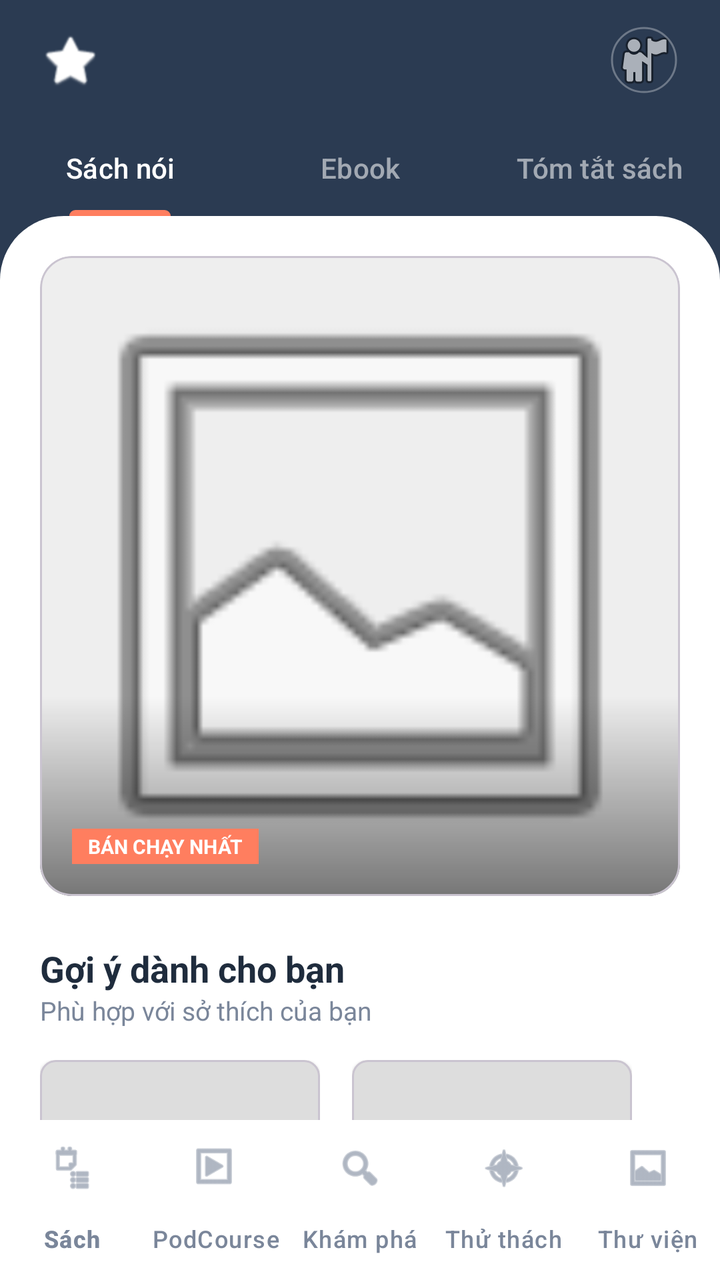
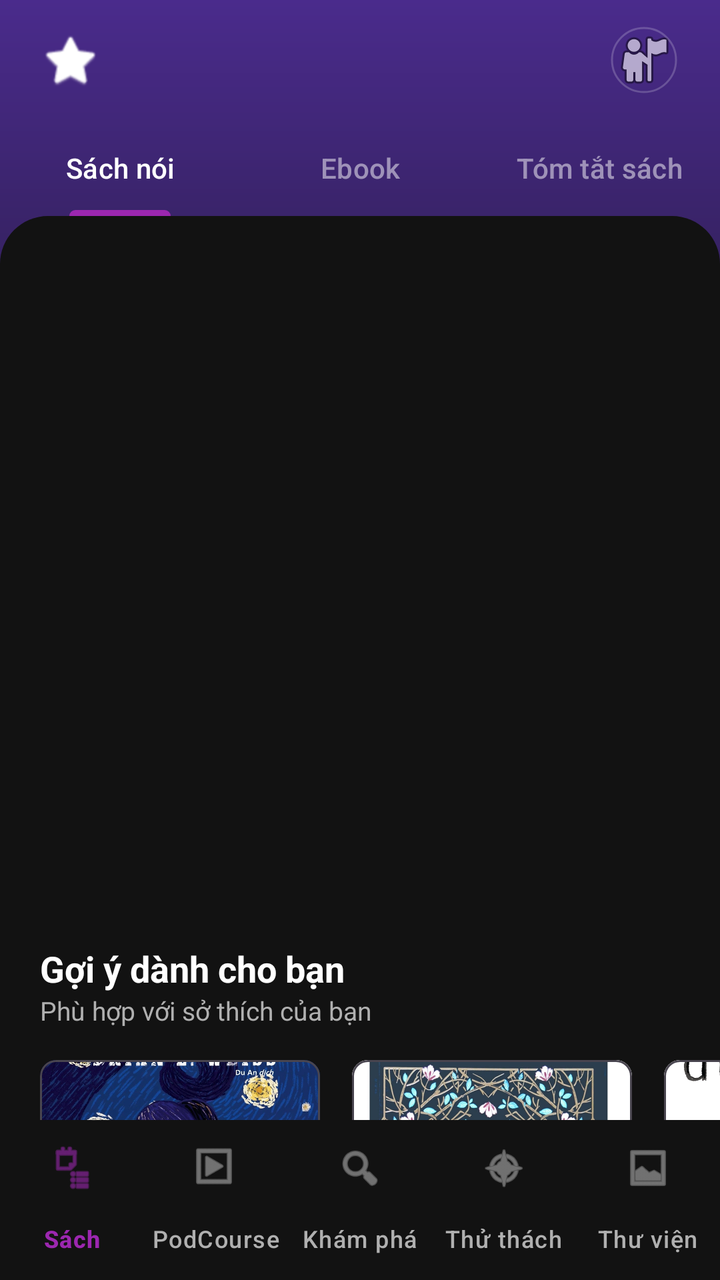

Screens rendered from an Android XML layout before and after an edit, with the pre-edit source and the edit as a unified diff.
<!-- AndroidManifest.xml: application theme Theme.BookReadingApp -->
<!-- res/layout/activity_main.xml -->
<?xml version="1.0" encoding="utf-8"?>
<androidx.coordinatorlayout.widget.CoordinatorLayout xmlns:android="http://schemas.android.com/apk/res/android"
    xmlns:app="http://schemas.android.com/apk/res-auto"
    xmlns:tools="http://schemas.android.com/tools"
    android:id="@+id/main"
    android:layout_width="match_parent"
    android:layout_height="match_parent"
    android:background="@color/brand_navy">

    
    <com.google.android.material.appbar.AppBarLayout
        android:layout_width="match_parent"
        android:layout_height="wrap_content"
        android:background="@android:color/transparent"
        app:elevation="0dp">

        <androidx.constraintlayout.widget.ConstraintLayout
            android:layout_width="match_parent"
            android:layout_height="wrap_content"
            android:paddingHorizontal="20dp"
            android:paddingVertical="12dp">

            <ImageView
                android:id="@+id/logo"
                android:layout_width="80dp"
                android:layout_height="30dp"
                android:scaleType="fitStart"
                android:src="@android:drawable/btn_star_big_on"
                app:layout_constraintBottom_toBottomOf="parent"
                app:layout_constraintStart_toStartOf="parent"
                app:layout_constraintTop_toTopOf="parent"
                app:tint="@color/white" />

            <com.google.android.material.imageview.ShapeableImageView
                android:id="@+id/profile_icon"
                android:layout_width="36dp"
                android:layout_height="36dp"
                android:padding="2dp"
                android:src="@android:drawable/ic_menu_myplaces"
                app:layout_constraintBottom_toBottomOf="parent"
                app:layout_constraintEnd_toEndOf="parent"
                app:layout_constraintTop_toTopOf="parent"
                app:shapeAppearanceOverlay="@style/ShapeAppearance.Material3.Corner.Full"
                app:strokeColor="#50FFFFFF"
                app:strokeWidth="1dp" />

        </androidx.constraintlayout.widget.ConstraintLayout>

        <com.google.android.material.tabs.TabLayout
            android:layout_width="match_parent"
            android:layout_height="wrap_content"
            android:background="@android:color/transparent"
            app:tabIndicatorColor="@color/brand_orange"
            app:tabIndicatorFullWidth="false"
            app:tabIndicatorHeight="3dp"
            app:tabMode="fixed"
            app:tabSelectedTextColor="@color/white"
            app:tabTextColor="#90FFFFFF">

            <com.google.android.material.tabs.TabItem
                android:layout_width="wrap_content"
                android:layout_height="wrap_content"
                android:text="Sách nói" />

            <com.google.android.material.tabs.TabItem
                android:layout_width="wrap_content"
                android:layout_height="wrap_content"
                android:text="Ebook" />

            <com.google.android.material.tabs.TabItem
                android:layout_width="wrap_content"
                android:layout_height="wrap_content"
                android:text="Tóm tắt sách" />

        </com.google.android.material.tabs.TabLayout>
    </com.google.android.material.appbar.AppBarLayout>

    
    <androidx.core.widget.NestedScrollView
        android:layout_width="match_parent"
        android:layout_height="match_parent"
        android:background="@drawable/rounded_top_surface"
        app:layout_behavior="@string/appbar_scrolling_view_behavior">

        <LinearLayout
            android:layout_width="match_parent"
            android:layout_height="wrap_content"
            android:orientation="vertical"
            android:paddingBottom="100dp">

            
            <com.google.android.material.card.MaterialCardView
                android:layout_width="match_parent"
                android:layout_height="320dp"
                android:layout_marginHorizontal="20dp"
                android:layout_marginTop="20dp"
                app:cardCornerRadius="16dp"
                app:cardElevation="0dp">

                <ImageView
                    android:layout_width="match_parent"
                    android:layout_height="match_parent"
                    android:background="#EEE"
                    android:scaleType="centerCrop"
                    android:src="@android:drawable/ic_menu_gallery" />

                <View
                    android:layout_width="match_parent"
                    android:layout_height="100dp"
                    android:layout_gravity="bottom"
                    android:background="@drawable/bottom_fade_gradient" />

                <LinearLayout
                    android:layout_width="match_parent"
                    android:layout_height="wrap_content"
                    android:layout_gravity="bottom"
                    android:orientation="vertical"
                    android:padding="16dp">

                    <TextView
                        android:layout_width="wrap_content"
                        android:layout_height="wrap_content"
                        android:background="@color/brand_orange"
                        android:paddingHorizontal="8dp"
                        android:paddingVertical="2dp"
                        android:text="BÁN CHẠY NHẤT"
                        android:textColor="@color/white"
                        android:textSize="10sp"
                        android:textStyle="bold" />
                </LinearLayout>
            </com.google.android.material.card.MaterialCardView>

            
            <TextView
                android:layout_width="wrap_content"
                android:layout_height="wrap_content"
                android:layout_marginHorizontal="20dp"
                android:layout_marginTop="24dp"
                android:text="Gợi ý dành cho bạn"
                android:textColor="@color/brand_text_navy"
                android:textSize="18sp"
                android:textStyle="bold" />

            <TextView
                android:layout_width="wrap_content"
                android:layout_height="wrap_content"
                android:layout_marginHorizontal="20dp"
                android:text="Phù hợp với sở thích của bạn"
                android:textColor="@color/brand_text_gray"
                android:textSize="13sp" />

            <HorizontalScrollView
                android:layout_width="match_parent"
                android:layout_height="wrap_content"
                android:layout_marginTop="16dp"
                android:clipToPadding="false"
                android:paddingHorizontal="20dp"
                android:scrollbars="none">

                <LinearLayout
                    android:layout_width="wrap_content"
                    android:layout_height="wrap_content"
                    android:orientation="horizontal">

                    
                    <LinearLayout
                        android:layout_width="140dp"
                        android:layout_height="wrap_content"
                        android:layout_marginEnd="16dp"
                        android:orientation="vertical">

                        <com.google.android.material.card.MaterialCardView
                            android:layout_width="140dp"
                            android:layout_height="180dp"
                            app:cardCornerRadius="8dp"
                            app:cardElevation="2dp">
                            <ImageView
                                android:layout_width="match_parent"
                                android:layout_height="match_parent"
                                android:background="#DDD" />
                        </com.google.android.material.card.MaterialCardView>

                        <TextView
                            android:layout_width="match_parent"
                            android:layout_height="wrap_content"
                            android:layout_marginTop="8dp"
                            android:ellipsize="end"
                            android:maxLines="2"
                            android:text="Tên sách ví dụ 1"
                            android:textColor="@color/brand_text_navy"
                            android:textStyle="bold" />
                    </LinearLayout>

                    
                    <LinearLayout
                        android:layout_width="140dp"
                        android:layout_height="wrap_content"
                        android:layout_marginEnd="16dp"
                        android:orientation="vertical">

                        <com.google.android.material.card.MaterialCardView
                            android:layout_width="140dp"
                            android:layout_height="180dp"
                            app:cardCornerRadius="8dp"
                            app:cardElevation="2dp">
                            <ImageView
                                android:layout_width="match_parent"
                                android:layout_height="match_parent"
                                android:background="#DDD" />
                        </com.google.android.material.card.MaterialCardView>

                        <TextView
                            android:layout_width="match_parent"
                            android:layout_height="wrap_content"
                            android:layout_marginTop="8dp"
                            android:ellipsize="end"
                            android:maxLines="2"
                            android:text="Tên sách ví dụ 2"
                            android:textColor="@color/brand_text_navy"
                            android:textStyle="bold" />
                    </LinearLayout>
                </LinearLayout>
            </HorizontalScrollView>

        </LinearLayout>
    </androidx.core.widget.NestedScrollView>

    <com.google.android.material.bottomnavigation.BottomNavigationView
        android:id="@+id/bottom_navigation"
        android:layout_width="match_parent"
        android:layout_height="wrap_content"
        android:layout_gravity="bottom"
        android:background="@color/white"
        app:itemIconTint="@color/brand_text_gray"
        app:itemTextColor="@color/brand_text_gray"
        app:labelVisibilityMode="labeled"
        app:menu="@menu/bottom_nav_menu" />

</androidx.coordinatorlayout.widget.CoordinatorLayout>
<!-- resources referenced by this layout -->
<resources>
  <color name="brand_navy">#2B3B52</color>
  <color name="brand_orange">#FF7E5F</color>
  <color name="brand_text_gray">#7A869A</color>
  <color name="brand_text_navy">#1F2C3D</color>
  <color name="white">#FFFFFF</color>
  <!-- drawable bottom_fade_gradient (drawable) -->
  <?xml version="1.0" encoding="utf-8"?>
  <shape xmlns:android="http://schemas.android.com/apk/res/android">
      <gradient
          android:angle="90"
          android:endColor="#00000000"
          android:startColor="#80000000" />
  </shape>
  <!-- drawable rounded_top_surface (drawable) -->
  <?xml version="1.0" encoding="utf-8"?>
  <shape xmlns:android="http://schemas.android.com/apk/res/android">
      <solid android:color="@color/white" />
      <corners
          android:topLeftRadius="32dp"
          android:topRightRadius="32dp" />
  </shape>
  <style name="Theme.BookReadingApp" parent="Base.Theme.BookReadingApp" />
  <style name="Base.Theme.BookReadingApp" parent="Theme.Material3.DayNight.NoActionBar">
          
          <item name="colorPrimary">@color/primary</item>
          <item name="android:windowBackground">@color/background_pastel</item>
          <item name="android:statusBarColor">@color/background_pastel</item>
          <item name="android:windowLightStatusBar" tools:targetApi="m">true</item>
      </style>
  <color name="primary">@color/brand_orange</color>
  <color name="background_pastel">#FFFBF7</color>
</resources>

<!-- the commit's change to res/layout/activity_main.xml (unified diff, before → after) -->
@@ -5,7 +5,7 @@
     android:id="@+id/main"
     android:layout_width="match_parent"
     android:layout_height="match_parent"
-    android:background="@color/brand_navy">
+    android:background="@drawable/bg_header_gradient">
 
     
     <com.google.android.material.appbar.AppBarLayout
@@ -41,7 +41,7 @@
                 app:layout_constraintEnd_toEndOf="parent"
                 app:layout_constraintTop_toTopOf="parent"
                 app:shapeAppearanceOverlay="@style/ShapeAppearance.Material3.Corner.Full"
-                app:strokeColor="#50FFFFFF"
+                app:strokeColor="@color/stroke_subtle"
                 app:strokeWidth="1dp" />
 
         </androidx.constraintlayout.widget.ConstraintLayout>
@@ -50,12 +50,12 @@
             android:layout_width="match_parent"
             android:layout_height="wrap_content"
             android:background="@android:color/transparent"
-            app:tabIndicatorColor="@color/brand_orange"
+            app:tabIndicatorColor="@color/brand_purple"
             app:tabIndicatorFullWidth="false"
             app:tabIndicatorHeight="3dp"
             app:tabMode="fixed"
             app:tabSelectedTextColor="@color/white"
-            app:tabTextColor="#90FFFFFF">
+            app:tabTextColor="@color/tab_unselected">
 
             <com.google.android.material.tabs.TabItem
                 android:layout_width="wrap_content"
@@ -89,46 +89,14 @@
             android:paddingBottom="100dp">
 
             
-            <com.google.android.material.card.MaterialCardView
+            <androidx.viewpager2.widget.ViewPager2
+                android:id="@+id/featured_pager"
                 android:layout_width="match_parent"
                 android:layout_height="320dp"
-                android:layout_marginHorizontal="20dp"
                 android:layout_marginTop="20dp"
-                app:cardCornerRadius="16dp"
-                app:cardElevation="0dp">
-
-                <ImageView
-                    android:layout_width="match_parent"
-                    android:layout_height="match_parent"
-                    android:background="#EEE"
-                    android:scaleType="centerCrop"
-                    android:src="@android:drawable/ic_menu_gallery" />
-
-                <View
-                    android:layout_width="match_parent"
-                    android:layout_height="100dp"
-                    android:layout_gravity="bottom"
-                    android:background="@drawable/bottom_fade_gradient" />
-
-                <LinearLayout
-                    android:layout_width="match_parent"
-                    android:layout_height="wrap_content"
-                    android:layout_gravity="bottom"
-                    android:orientation="vertical"
-                    android:padding="16dp">
-
-                    <TextView
-                        android:layout_width="wrap_content"
-                        android:layout_height="wrap_content"
-                        android:background="@color/brand_orange"
-                        android:paddingHorizontal="8dp"
-                        android:paddingVertical="2dp"
-                        android:text="BÁN CHẠY NHẤT"
-                        android:textColor="@color/white"
-                        android:textSize="10sp"
-                        android:textStyle="bold" />
-                </LinearLayout>
-            </com.google.android.material.card.MaterialCardView>
+                android:clipChildren="false"
+                android:clipToPadding="false"
+                android:overScrollMode="never" />
 
             
             <TextView
@@ -172,50 +140,124 @@
                         <com.google.android.material.card.MaterialCardView
                             android:layout_width="140dp"
                             android:layout_height="180dp"
-                            app:cardCornerRadius="8dp"
-                            app:cardElevation="2dp">
-                            <ImageView
-                                android:layout_width="match_parent"
-                                android:layout_height="match_parent"
-                                android:background="#DDD" />
-                        </com.google.android.material.card.MaterialCardView>
-
-                        <TextView
-                            android:layout_width="match_parent"
-                            android:layout_height="wrap_content"
-                            android:layout_marginTop="8dp"
-                            android:ellipsize="end"
-                            android:maxLines="2"
-                            android:text="Tên sách ví dụ 1"
-                            android:textColor="@color/brand_text_navy"
-                            android:textStyle="bold" />
-                    </LinearLayout>
-
-                    
-                    <LinearLayout
-                        android:layout_width="140dp"
-                        android:layout_height="wrap_content"
-                        android:layout_marginEnd="16dp"
-                        android:orientation="vertical">
-
-                        <com.google.android.material.card.MaterialCardView
-                            android:layout_width="140dp"
-                            android:layout_height="180dp"
-                            app:cardCornerRadius="8dp"
-                            app:cardElevation="2dp">
-                            <ImageView
-                                android:layout_width="match_parent"
-                                android:layout_height="match_parent"
-                                android:background="#DDD" />
-                        </com.google.android.material.card.MaterialCardView>
-
-                        <TextView
-                            android:layout_width="match_parent"
-                            android:layout_height="wrap_content"
-                            android:layout_marginTop="8dp"
-                            android:ellipsize="end"
-                            android:maxLines="2"
-                            android:text="Tên sách ví dụ 2"
+                            app:cardBackgroundColor="@color/surface_card"
+                            app:cardCornerRadius="8dp"
+                            app:cardElevation="2dp">
+
+                            <ImageView
+                                android:layout_width="match_parent"
+                                android:layout_height="match_parent"
+                                android:contentDescription="@string/book_kiep_nao"
+                                android:scaleType="centerCrop"
+                                android:src="@drawable/kiep_nao_ta_cung_tim_thay_nhau" />
+                        </com.google.android.material.card.MaterialCardView>
+
+                        <TextView
+                            android:layout_width="match_parent"
+                            android:layout_height="wrap_content"
+                            android:layout_marginTop="8dp"
+                            android:ellipsize="end"
+                            android:maxLines="2"
+                            android:text="@string/title_kiep_nao"
+                            android:textColor="@color/brand_text_navy"
+                            android:textStyle="bold" />
+                    </LinearLayout>
+
+                    
+                    <LinearLayout
+                        android:layout_width="140dp"
+                        android:layout_height="wrap_content"
+                        android:layout_marginEnd="16dp"
+                        android:orientation="vertical">
+
+                        <com.google.android.material.card.MaterialCardView
+                            android:layout_width="140dp"
+                            android:layout_height="180dp"
+                            app:cardBackgroundColor="@color/surface_card"
+                            app:cardCornerRadius="8dp"
+                            app:cardElevation="2dp">
+
+                            <ImageView
+                                android:layout_width="match_parent"
+                                android:layout_height="match_parent"
+                                android:contentDescription="@string/book_neu_biet"
+                                android:scaleType="centerCrop"
+                                android:src="@drawable/neu_biet_tram_nam_la_huu_han" />
+                        </com.google.android.material.card.MaterialCardView>
+
+                        <TextView
+                            android:layout_width="match_parent"
+                            android:layout_height="wrap_content"
+                            android:layout_marginTop="8dp"
+                            android:ellipsize="end"
+                            android:maxLines="2"
+                            android:text="@string/title_neu_biet"
+                            android:textColor="@color/brand_text_navy"
+                            android:textStyle="bold" />
+                    </LinearLayout>
+
+                    
+                    <LinearLayout
+                        android:layout_width="140dp"
+                        android:layout_height="wrap_content"
+                        android:layout_marginEnd="16dp"
+                        android:orientation="vertical">
+
+                        <com.google.android.material.card.MaterialCardView
+                            android:layout_width="140dp"
+                            android:layout_height="180dp"
+                            app:cardBackgroundColor="@color/surface_card"
+                            app:cardCornerRadius="8dp"
+                            app:cardElevation="2dp">
+
+                            <ImageView
+                                android:layout_width="match_parent"
+                                android:layout_height="match_parent"
+                                android:contentDescription="@string/book_duoc_hoc"
+                                android:scaleType="centerCrop"
+                                android:src="@drawable/bia_duoc_hoc" />
+                        </com.google.android.material.card.MaterialCardView>
+
+                        <TextView
+                            android:layout_width="match_parent"
+                            android:layout_height="wrap_content"
+                            android:layout_marginTop="8dp"
+                            android:ellipsize="end"
+                            android:maxLines="2"
+                            android:text="@string/title_duoc_hoc"
+                            android:textColor="@color/brand_text_navy"
+                            android:textStyle="bold" />
+                    </LinearLayout>
+
+                    
+                    <LinearLayout
+                        android:layout_width="140dp"
+                        android:layout_height="wrap_content"
+                        android:layout_marginEnd="16dp"
+                        android:orientation="vertical">
+
+                        <com.google.android.material.card.MaterialCardView
+                            android:layout_width="140dp"
+                            android:layout_height="180dp"
+                            app:cardBackgroundColor="@color/surface_card"
+                            app:cardCornerRadius="8dp"
+                            app:cardElevation="2dp">
+
+                            <ImageView
+                                android:layout_width="match_parent"
+                                android:layout_height="match_parent"
+                                android:contentDescription="@string/book_chuyen_nho"
+                                android:scaleType="centerCrop"
+                                android:src="@drawable/chuyen_nho_sai_gon_bao_no" />
+                        </com.google.android.material.card.MaterialCardView>
+
+                        <TextView
+                            android:layout_width="match_parent"
+                            android:layout_height="wrap_content"
+                            android:layout_marginTop="8dp"
+                            android:ellipsize="end"
+                            android:maxLines="2"
+                            android:text="@string/title_chuyen_nho"
                             android:textColor="@color/brand_text_navy"
                             android:textStyle="bold" />
                     </LinearLayout>
@@ -230,9 +272,9 @@
         android:layout_width="match_parent"
         android:layout_height="wrap_content"
         android:layout_gravity="bottom"
-        android:background="@color/white"
-        app:itemIconTint="@color/brand_text_gray"
-        app:itemTextColor="@color/brand_text_gray"
+        android:background="@color/background_dark"
+        app:itemIconTint="@color/bottom_nav_item_color"
+        app:itemTextColor="@color/bottom_nav_item_color"
         app:labelVisibilityMode="labeled"
         app:menu="@menu/bottom_nav_menu" />
 
<!-- resource entries referenced after the edit -->
@@ -1,35 +1,63 @@
 <!-- resources referenced by this layout -->
 <resources>
-  <color name="brand_navy">#2B3B52</color>
-  <color name="brand_orange">#FF7E5F</color>
-  <color name="brand_text_gray">#7A869A</color>
-  <color name="brand_text_navy">#1F2C3D</color>
+  <color name="background_dark">#121212</color>
+  <color name="brand_purple">#9C27B0</color>
+  <color name="brand_text_gray">#B0B0B0</color>
+  <color name="brand_text_navy">#FFFFFF</color>
+  <color name="stroke_subtle">#33FFFFFF</color>
+  <color name="surface_card">#1E1E1E</color>
+  <color name="tab_unselected">#80FFFFFF</color>
   <color name="white">#FFFFFF</color>
-  <!-- drawable bottom_fade_gradient (drawable) -->
+  <!-- drawable bg_header_gradient (drawable) -->
   <?xml version="1.0" encoding="utf-8"?>
   <shape xmlns:android="http://schemas.android.com/apk/res/android">
       <gradient
-          android:angle="90"
-          android:endColor="#00000000"
-          android:startColor="#80000000" />
+          android:angle="270"
+          android:centerColor="#1A1528"
+          android:endColor="#121212"
+          android:startColor="#4A2B8C"
+          android:type="linear" />
   </shape>
+  <!-- drawable bia_duoc_hoc: webp bitmap (drawable, 211680 bytes) -->
+  <!-- drawable chuyen_nho_sai_gon_bao_no: webp bitmap (drawable, 420766 bytes) -->
+  <!-- drawable kiep_nao_ta_cung_tim_thay_nhau: webp bitmap (drawable, 497554 bytes) -->
+  <!-- drawable neu_biet_tram_nam_la_huu_han: webp bitmap (drawable, 192976 bytes) -->
   <!-- drawable rounded_top_surface (drawable) -->
   <?xml version="1.0" encoding="utf-8"?>
   <shape xmlns:android="http://schemas.android.com/apk/res/android">
-      <solid android:color="@color/white" />
+      <solid android:color="@color/background_dark" />
       <corners
-          android:topLeftRadius="32dp"
-          android:topRightRadius="32dp" />
+          android:topLeftRadius="24dp"
+          android:topRightRadius="24dp" />
   </shape>
+  <string name="book_chuyen_nho">Chuyện nhỏ Sài Gòn báo nổ</string>
+  <string name="book_duoc_hoc">Được học</string>
+  <string name="book_kiep_nao">Kiếp nào ta cũng tìm thấy nhau</string>
+  <string name="book_neu_biet">Nếu biết trăm năm là hữu hạn</string>
+  <string name="title_chuyen_nho">Chuyện nhỏ Sài Gòn báo nổ</string>
+  <string name="title_duoc_hoc">Được học</string>
+  <string name="title_kiep_nao">Kiếp nào ta cũng tìm thấy nhau</string>
+  <string name="title_neu_biet">Nếu biết trăm năm là hữu hạn</string>
   <style name="Theme.BookReadingApp" parent="Base.Theme.BookReadingApp" />
-  <style name="Base.Theme.BookReadingApp" parent="Theme.Material3.DayNight.NoActionBar">
-          
-          <item name="colorPrimary">@color/primary</item>
-          <item name="android:windowBackground">@color/background_pastel</item>
-          <item name="android:statusBarColor">@color/background_pastel</item>
-          <item name="android:windowLightStatusBar" tools:targetApi="m">true</item>
+  <style name="Base.Theme.BookReadingApp" parent="Theme.Material3.Dark.NoActionBar">
+          <item name="colorPrimary">@color/brand_purple</item>
+          <item name="colorOnPrimary">@color/white</item>
+          <item name="colorPrimaryContainer">@color/brand_purple_deep</item>
+          <item name="colorOnPrimaryContainer">@color/white</item>
+          <item name="colorSecondary">@color/brand_green</item>
+          <item name="colorOnSecondary">@color/white</item>
+          <item name="colorSurface">@color/surface_card</item>
+          <item name="colorOnSurface">@color/white</item>
+          <item name="colorSurfaceVariant">@color/surface_elevated</item>
+          <item name="colorOnSurfaceVariant">@color/brand_text_gray</item>
+          <item name="android:colorBackground">@color/background_dark</item>
+          <item name="android:windowBackground">@color/background_dark</item>
+          <item name="android:statusBarColor">@color/background_dark</item>
+          <item name="android:navigationBarColor">@color/background_dark</item>
+          <item name="android:windowLightStatusBar" tools:targetApi="m">false</item>
       </style>
-  <color name="primary">@color/brand_orange</color>
-  <color name="background_pastel">#FFFBF7</color>
+  <color name="brand_purple_deep">#4A2B8C</color>
+  <color name="brand_green">#4CAF50</color>
+  <color name="surface_elevated">#2A2A2A</color>
 </resources>
 
